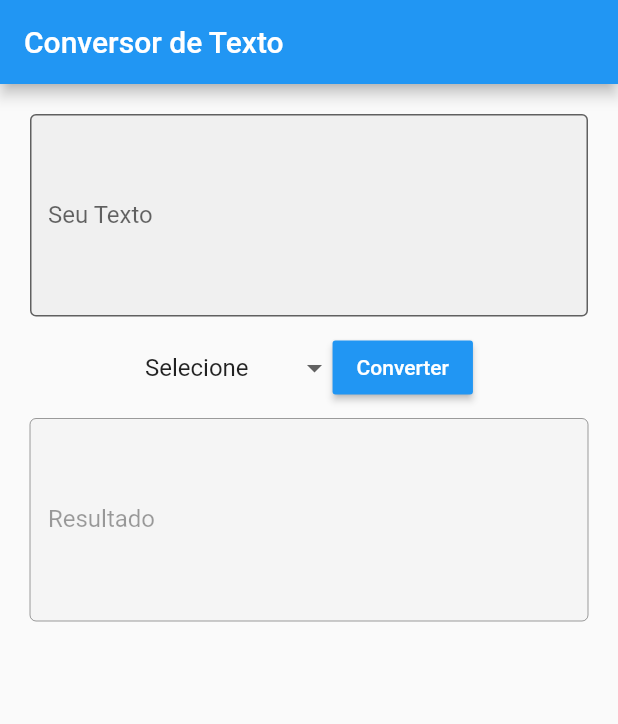
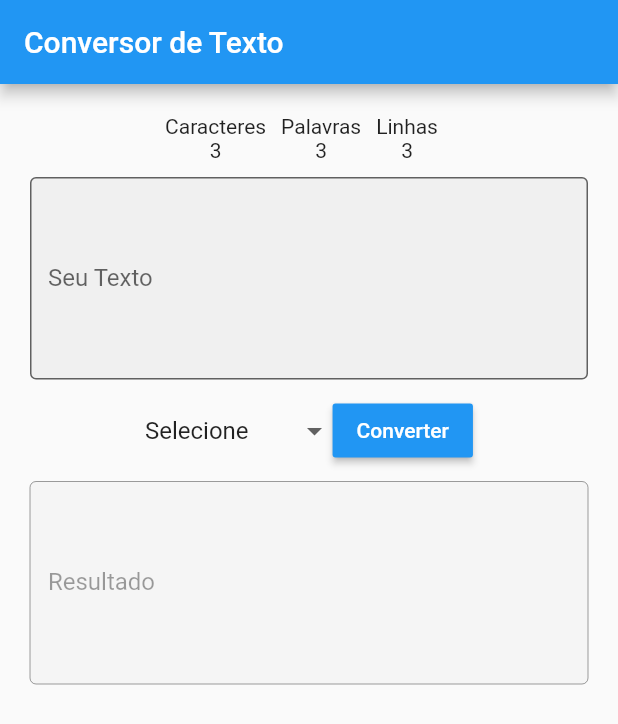
Before and after one commit to LeandroLS-archived/conversor-texto-app, a Flutter app: the screen it shows after launch, on a phone screen of 412 x 824 dp. Shown: the top 724 px of the screen. Run offline on Flutter 3.47's test engine with Material 2 defaults, Android fonts, the phone set to English and light mode, and no system bars.

Commit message:
Tentando implementar detalhes de texto

```diff
--- a/lib/widgets/text_areas.dart
+++ b/lib/widgets/text_areas.dart
@@ -1,5 +1,6 @@
 import 'package:flutter/material.dart';
 import '../TextConverter.dart';
+import '../widgets/text_details_bar.dart';
 
 class TextAreas extends StatefulWidget {
   @override
@@ -36,6 +37,7 @@ class _TextAreasState extends State<TextAreas> {
   Widget build(BuildContext context) {
     return Column(
       children: [
+        TextDetailsBar(),
         Form(
           key: _formKey,
           child: Column(
--- /dev/null
+++ b/lib/widgets/text_details_bar.dart
@@ -0,0 +1,47 @@
+import 'package:flutter/material.dart';
+
+class TextDetailsBar extends StatefulWidget {
+  @override
+  _TextDetailsBarState createState() => _TextDetailsBarState();
+}
+
+class _TextDetailsBarState extends State<TextDetailsBar> {
+  @override
+  Widget build(BuildContext context) {
+    return Container(
+      margin: EdgeInsets.only(bottom: 10),
+      child: Row(
+        mainAxisAlignment: MainAxisAlignment.center,
+        children: <Widget>[
+          Container(
+            margin: EdgeInsets.only(right: 10),
+            child: Column(
+              children: <Widget>[
+                Text('Caracteres'),
+                Text('3'),
+              ],
+            ),
+          ),
+          Container(
+            margin: EdgeInsets.only(right: 10),
+            child: Column(
+              children: <Widget>[
+                Text('Palavras'),
+                Text('3'),
+              ],
+            ),
+          ),
+          Container(
+            margin: EdgeInsets.only(right: 10),
+            child: Column(
+              children: <Widget>[
+                Text('Linhas'),
+                Text('3'),
+              ],
+            ),
+          ),
+        ],
+      ),
+    );
+  }
+}
```
